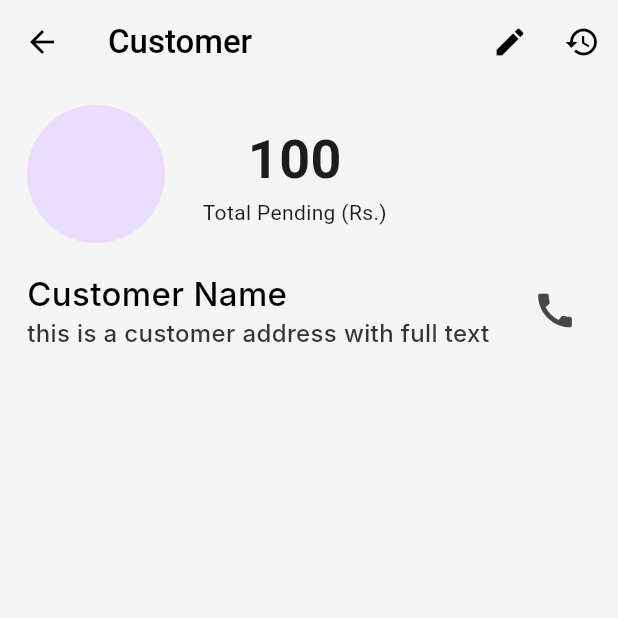
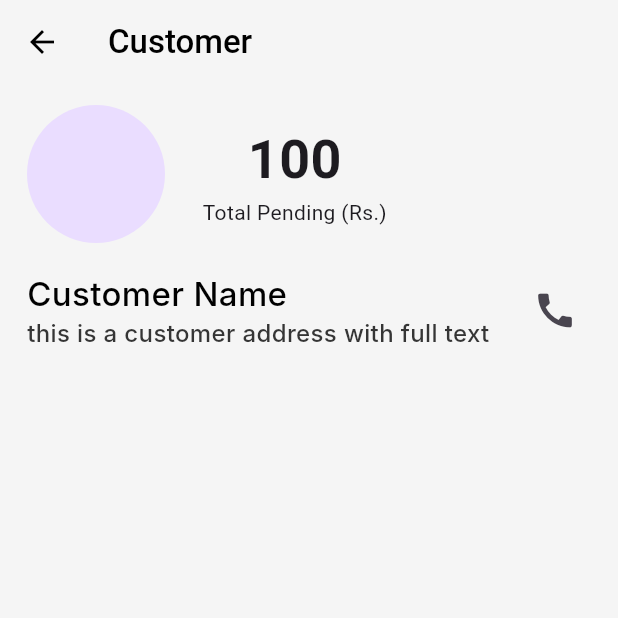
Before and after one commit to ankit7927/udhar, a Flutter app: the screen it shows after launch, after a tap on an icon or button, on a phone screen of 412 x 824 dp, the top half of it. Run offline on Flutter 3.47's test engine with Material 2 defaults, Android fonts, the phone set to English and light mode, and no system bars; drawn by our look-alikes of flutter_expandable_fab; our stand-ins replace localstorage; Roboto replaces fonts that are missing (Inter, inter).

Commit message:
improved code

```diff
--- a/lib/pages/customer.dart
+++ b/lib/pages/customer.dart
@@ -14,10 +14,6 @@ class _CustomerState extends State<Customer> {
     return Scaffold(
       appBar: AppBar(
         title: const Text("Customer"),
-        actions: [
-          IconButton(onPressed: () {}, icon: const Icon(Icons.edit)),
-          IconButton(onPressed: () {}, icon: const Icon(Icons.history)),
-        ],
       ),
       body: Padding(
         padding: const EdgeInsets.only(left: 18, right: 18, top: 14),
@@ -93,9 +89,15 @@ class _CustomerState extends State<Customer> {
       floatingActionButton:
           ExpandableFab(type: ExpandableFabType.up, distance: 60, children: [
         FloatingActionButton.small(
-            onPressed: () {}, child: const Icon(Icons.edit)),
+            tooltip: "Edit Profile",
+            heroTag: "Edit Profile",
+            onPressed: () {},
+            child: const Icon(Icons.edit)),
         FloatingActionButton.small(
-            onPressed: () {}, child: const Icon(Icons.person))
+            tooltip: "History",
+            heroTag: "History",
+            onPressed: () {},
+            child: const Icon(Icons.history)),
       ]),
     );
   }
--- a/lib/pages/home.dart
+++ b/lib/pages/home.dart
@@ -38,12 +38,14 @@ class _HomeState extends State<Home> {
       floatingActionButton:
           ExpandableFab(type: ExpandableFabType.up, distance: 60, children: [
         FloatingActionButton.small(
+          heroTag: "New Customer",
             onPressed: () {
               Navigator.of(context)
                   .push(MaterialPageRoute(builder: (context) => NewCustomer()));
             },
             child: const Icon(Icons.person_add)),
         FloatingActionButton.small(
+          heroTag: "Add Product",
             onPressed: () {}, child: const Icon(Icons.shopping_bag))
       ]),
     );
```
Also changed, not shown: lib/pages/new_customer.dart (+10 -10 lines).
